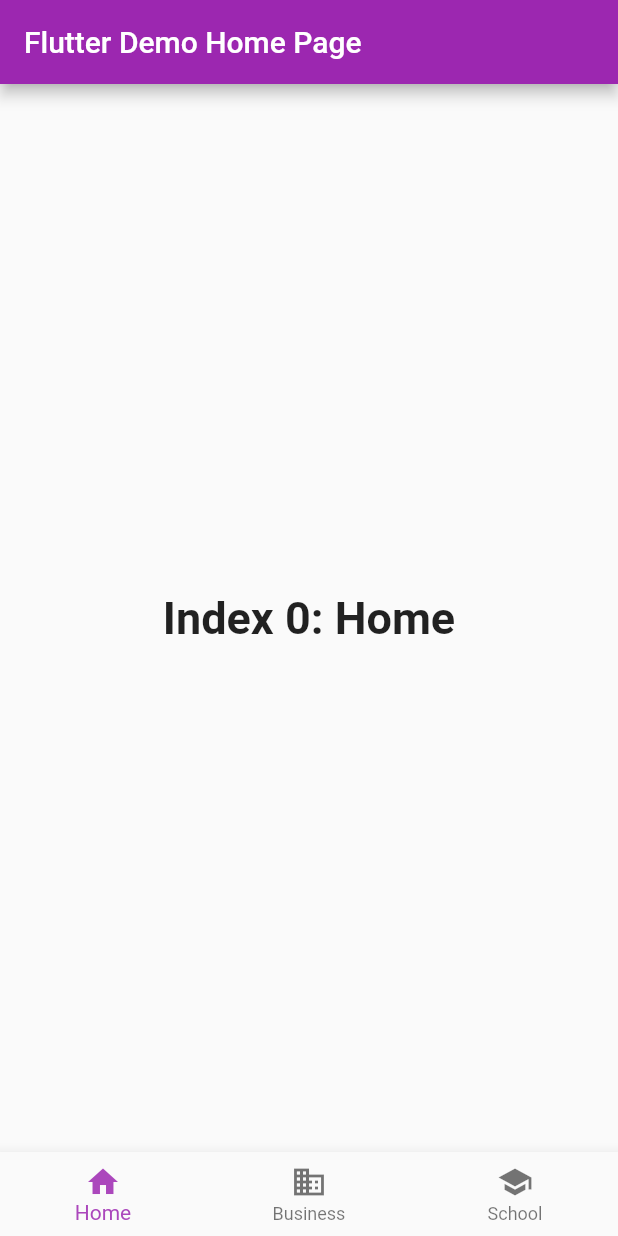
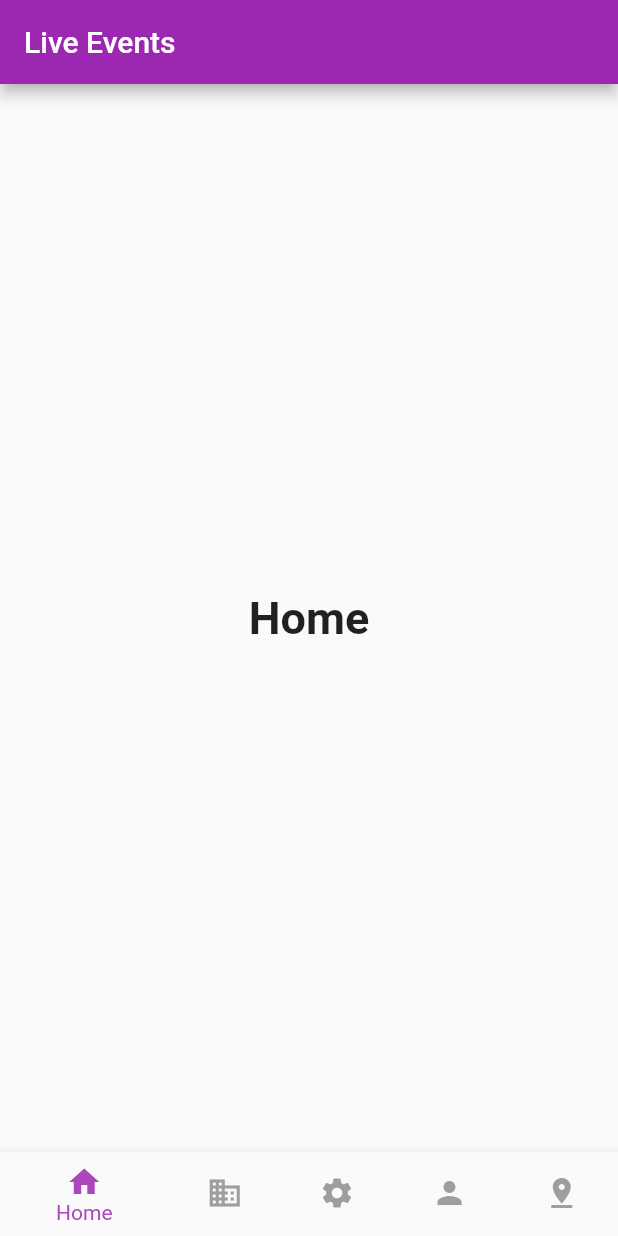
Before and after one commit to MyNameIsBond/eventApp, a Flutter app: the screen it shows after launch, on a phone screen of 412 x 824 dp. Run offline on Flutter 3.47's test engine with Material 2 defaults, Android fonts, the phone set to English and light mode, and no system bars.

Commit message:
more pages were added

```diff
--- a/lib/main.dart
+++ b/lib/main.dart
@@ -11,7 +11,7 @@ class MyApp extends StatelessWidget {
       theme: ThemeData(
         primarySwatch: Colors.purple,
       ),
-      home: MyHomePage(title: 'Flutter Demo Home Page'),
+      home: MyHomePage(title: 'Live Events'),
     );
   }
 }
@@ -31,7 +31,7 @@ class _MyHomePageState extends State<MyHomePage> {
       TextStyle(fontSize: 30, fontWeight: FontWeight.bold);
   static const List<Widget> _widgetOptions = <Widget>[
     Text(
-      'Index 0: Home',
+      'Home',
       style: optionStyle,
     ),
     Text(
@@ -39,7 +39,15 @@ class _MyHomePageState extends State<MyHomePage> {
       style: optionStyle,
     ),
     Text(
-      'Index 2: School',
+      'Profile',
+      style: optionStyle,
+    ),
+    Text(
+      'School',
+      style: optionStyle,
+    ),
+    Text(
+      'School',
       style: optionStyle,
     ),
   ];
@@ -70,12 +78,21 @@ class _MyHomePageState extends State<MyHomePage> {
             title: Text('Business'),
           ),
           BottomNavigationBarItem(
-            icon: Icon(Icons.school),
-            title: Text('School'),
+            icon: Icon(Icons.settings),
+            title: Text('Settings'),
+          ),
+          BottomNavigationBarItem(
+            icon: Icon(Icons.person),
+            title: Text('Profile'),
+          ),
+          BottomNavigationBarItem(
+            icon: Icon(Icons.pin_drop),
+            title: Text('Live Events'),
           ),
         ],
         currentIndex: _selectedIndex,
         selectedItemColor: Colors.purple[400],
+        unselectedItemColor: Colors.grey,
         onTap: _onItemTapped,
       ),
     );
```
